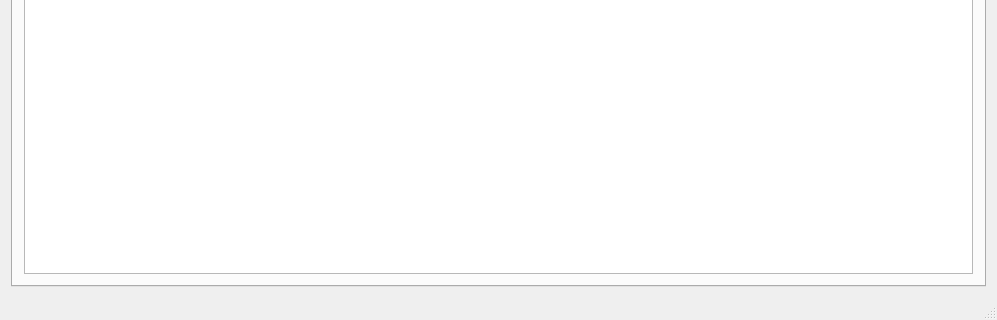
Old version of the form qpfgui/mainwindow.ui in the repository aardalath/qpf; both pictures show x 0 to 997 and y 328 to 648 of the 997 by 648 pixel window.
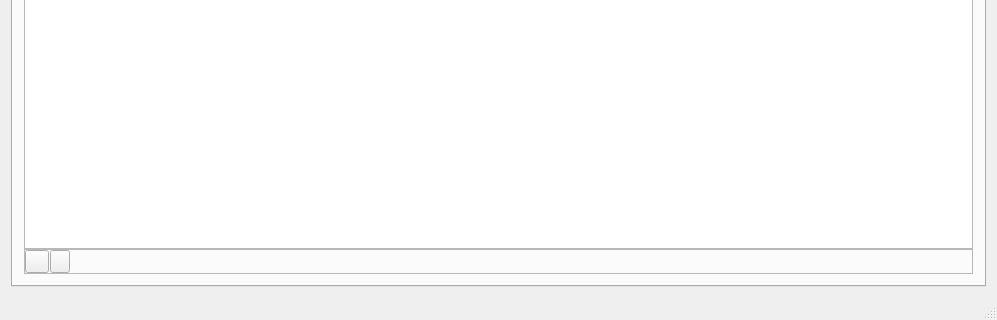
New version of the form. The open tabs and pages were chosen to show the change. Icons and pictures are not drawn.

Commit message: Summary: New modifications related to Config Tool

The edit to the form file:
```diff
--- a/qpfgui/mainwindow.ui
+++ b/qpfgui/mainwindow.ui
@@ -433,9 +433,86 @@
         <string>Internal/Local Archive</string>
        </attribute>
        <layout class="QVBoxLayout" name="verticalLayout_10">
+        <property name="spacing">
+         <number>0</number>
+        </property>
         <item>
          <widget class="QTreeView" name="treevwArchive"/>
         </item>
+        <item>
+         <widget class="QFrame" name="frame_2">
+          <property name="frameShape">
+           <enum>QFrame::StyledPanel</enum>
+          </property>
+          <property name="frameShadow">
+           <enum>QFrame::Raised</enum>
+          </property>
+          <layout class="QHBoxLayout" name="horizontalLayout_6">
+           <property name="spacing">
+            <number>1</number>
+           </property>
+           <property name="leftMargin">
+            <number>0</number>
+           </property>
+           <property name="topMargin">
+            <number>0</number>
+           </property>
+           <property name="rightMargin">
+            <number>0</number>
+           </property>
+           <property name="bottomMargin">
+            <number>0</number>
+           </property>
+           <item>
+            <widget class="QToolButton" name="tbtnArchExpand">
+             <property name="text">
+              <string/>
+             </property>
+             <property name="icon">
+              <iconset resource="jsontree.qrc">
+               <normaloff>:/img/expand.png</normaloff>:/img/expand.png</iconset>
+             </property>
+            </widget>
+           </item>
+           <item>
+            <widget class="QToolButton" name="tbtnArchCollapse">
+             <property name="minimumSize">
+              <size>
+               <width>18</width>
+               <height>18</height>
+              </size>
+             </property>
+             <property name="text">
+              <string/>
+             </property>
+             <property name="icon">
+              <iconset resource="jsontree.qrc">
+               <normaloff>:/img/collapse.png</normaloff>:/img/collapse.png</iconset>
+             </property>
+             <property name="toolButtonStyle">
+              <enum>Qt::ToolButtonIconOnly</enum>
+             </property>
+             <property name="arrowType">
+              <enum>Qt::NoArrow</enum>
+             </property>
+            </widget>
+           </item>
+           <item>
+            <spacer name="horizontalSpacer_2">
+             <property name="orientation">
+              <enum>Qt::Horizontal</enum>
+             </property>
+             <property name="sizeHint" stdset="0">
+              <size>
+               <width>906</width>
+               <height>20</height>
+              </size>
+             </property>
+            </spacer>
+           </item>
+          </layout>
+         </widget>
+        </item>
        </layout>
       </widget>
       <widget class="QWidget" name="tab">
```
Left out of the diff: 44 changed lines with no effect on the pictures. The commit also changes 29 other files.
